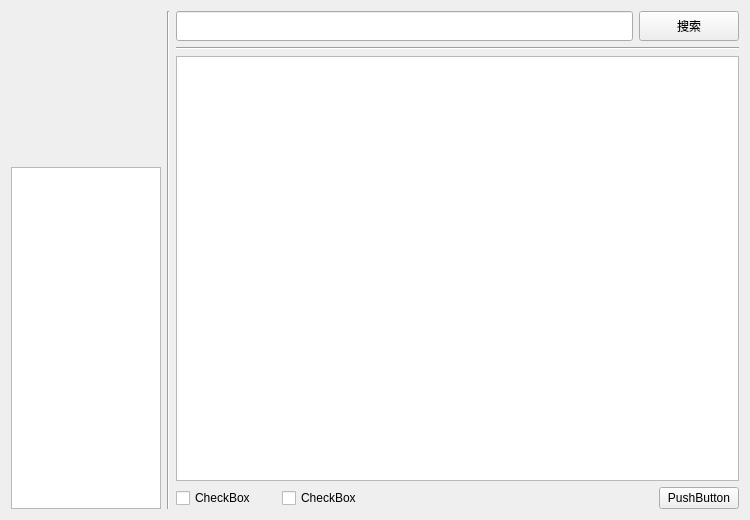
Before: the Qt Designer form mainwindow.ui in youusername/magnet_qt, drawn with Qt 5.
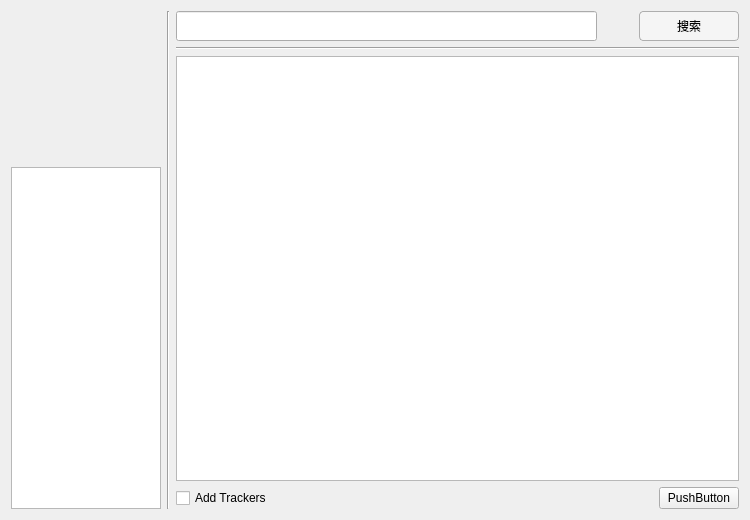
After: the same form once the commit is applied. Custom widgets are drawn as their Qt base class.

Commit message: 1.修改加载html方式 2.增加loading

Patch:
```diff
--- a/mainwindow.ui
+++ b/mainwindow.ui
@@ -128,6 +128,25 @@
             </property>
            </widget>
           </item>
+          <item>
+           <widget class="QLabel" name="loading">
+            <property name="minimumSize">
+             <size>
+              <width>30</width>
+              <height>30</height>
+             </size>
+            </property>
+            <property name="maximumSize">
+             <size>
+              <width>30</width>
+              <height>30</height>
+             </size>
+            </property>
+            <property name="text">
+             <string/>
+            </property>
+           </widget>
+          </item>
           <item>
            <widget class="QPushButton" name="searchButton">
             <property name="enabled">
@@ -154,6 +173,11 @@
             <property name="contextMenuPolicy">
              <enum>Qt::DefaultContextMenu</enum>
             </property>
+            <property name="styleSheet">
+             <string notr="true">background: #F5F5F5;
+border: 1px solid #AEAEAE;
+border-radius: 4px;</string>
+            </property>
             <property name="inputMethodHints">
              <set>Qt::ImhNone</set>
             </property>
@@ -222,32 +246,7 @@
              </size>
             </property>
             <property name="text">
-             <string>CheckBox</string>
-            </property>
-           </widget>
-          </item>
-          <item>
-           <widget class="QCheckBox" name="checkBox">
-            <property name="sizePolicy">
-             <sizepolicy hsizetype="Minimum" vsizetype="Minimum">
-              <horstretch>0</horstretch>
-              <verstretch>0</verstretch>
-             </sizepolicy>
-            </property>
-            <property name="minimumSize">
-             <size>
-              <width>100</width>
-              <height>20</height>
-             </size>
-            </property>
-            <property name="maximumSize">
-             <size>
-              <width>100</width>
-              <height>20</height>
-             </size>
-            </property>
-            <property name="text">
-             <string>CheckBox</string>
+             <string>Add Trackers</string>
             </property>
            </widget>
           </item>
```
The commit also changes 14 other files.
